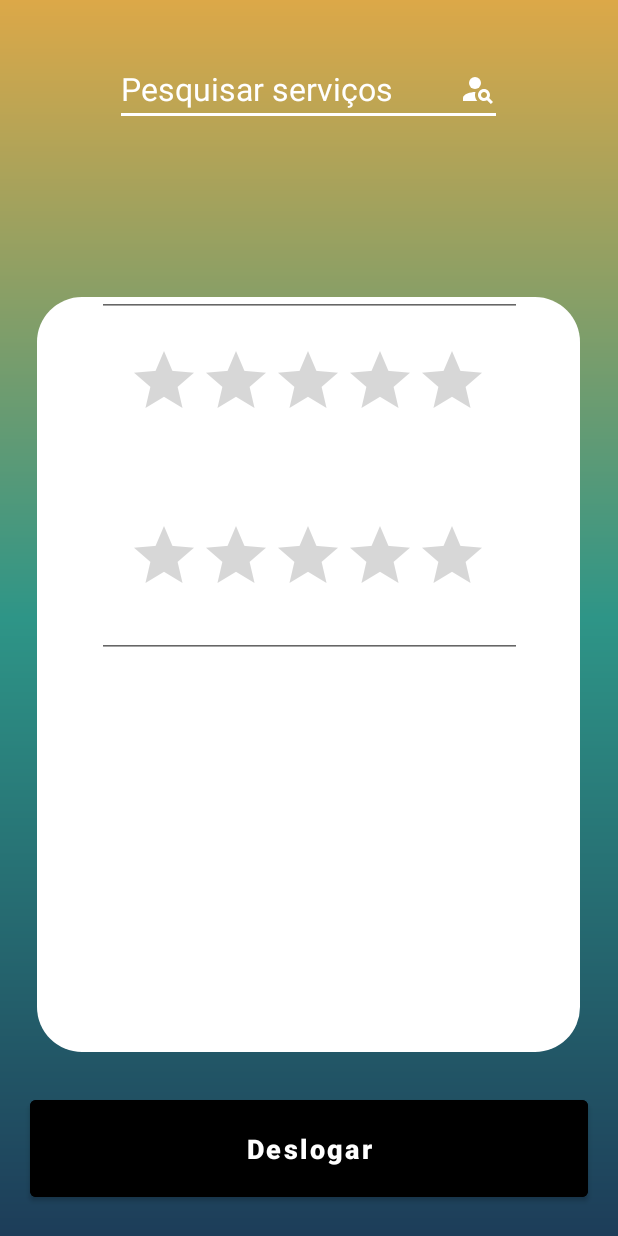
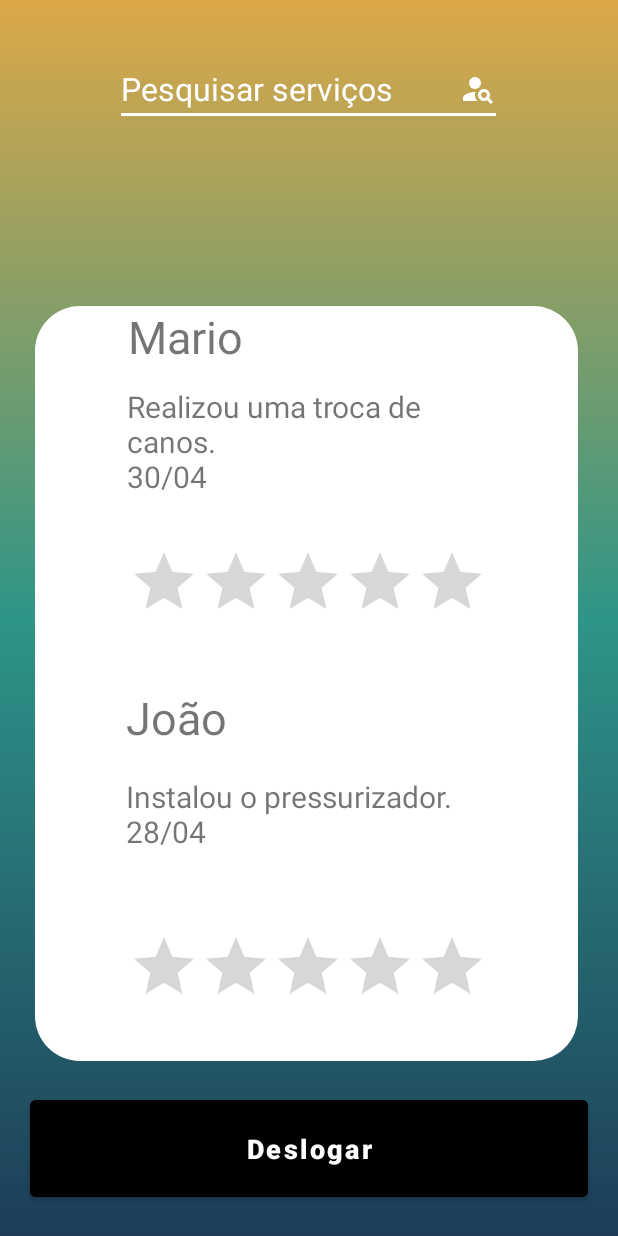
Before and after one commit to gabrielscholze-r/ObraPrima-Android, an Android app: the TelaServicosCliente screen opened directly, with no data from a screen before it, on a phone screen of 412 x 824 dp. Run offline under Robolectric (Android 15) with nearby library versions, the phone set to English and light mode, and no system bars.

Commit message:
Tela serviços alterada

```diff
--- a/app/src/main/java/com/example/meuapp/FormLogin.java
+++ b/app/src/main/java/com/example/meuapp/FormLogin.java
@@ -6,7 +6,10 @@ import android.content.Intent;
 import android.os.Bundle;
 import android.view.View;
 import android.widget.Button;
+import android.widget.EditText;
 import android.widget.TextView;
+
+import com.example.meuapp.data.Database;
 
 public class FormLogin extends AppCompatActivity {
 
@@ -19,6 +22,7 @@ public class FormLogin extends AppCompatActivity {
 
     @Override
     protected void onCreate(Bundle savedInstanceState) {
+        Database.loadDatabase();
         super.onCreate(savedInstanceState);
         setContentView(R.layout.activity_form_login);
 
@@ -29,9 +33,11 @@ public class FormLogin extends AppCompatActivity {
         bt_entrar.setOnClickListener(new View.OnClickListener() {
             public void onClick(View v) {
                 //Para testar a outra tela mudar o "TelaServicosCliente.class" por "TelaPrincipalCliente.class"
-                Intent intent = new Intent(FormLogin.this, TelaServicosCliente.class);
-                startActivity(intent);
-
+                EditText login = (EditText)findViewById(R.id.edit_email);
+                if(login.getText().toString().equals("Pedro")){
+                    Intent intent = new Intent(FormLogin.this, TelaServicosCliente.class);
+                    startActivity(intent);
+                }
             }
         });
 
--- a/app/src/main/java/com/example/meuapp/MainActivity.java
+++ b/app/src/main/java/com/example/meuapp/MainActivity.java
@@ -9,7 +9,7 @@ public class MainActivity extends AppCompatActivity {
     @Override
     protected void onCreate(Bundle savedInstanceState) {
         super.onCreate(savedInstanceState);
-        Database.loadDatabase();
+//        Database.loadDatabase();
 
         setContentView(R.layout.activity_main);
 
--- a/app/src/main/res/layout/activity_tela_servicos_cliente.xml
+++ b/app/src/main/res/layout/activity_tela_servicos_cliente.xml
@@ -20,10 +20,25 @@
             android:layout_marginBottom="16dp"
             app:layout_constraintBottom_toTopOf="@+id/bt_deslogar"
             app:layout_constraintEnd_toEndOf="parent"
-            app:layout_constraintHorizontal_bias="0.489"
+            app:layout_constraintHorizontal_bias="0.326"
             app:layout_constraintStart_toStartOf="parent"
             app:layout_constraintTop_toBottomOf="@+id/pesquisa"
-            app:layout_constraintVertical_bias="0.937" />
+            app:layout_constraintVertical_bias="1.0" />
+
+        <TextView
+            android:id="@+id/textView4"
+            android:layout_width="241dp"
+            android:layout_height="46dp"
+            android:layout_marginTop="8dp"
+            android:layout_marginBottom="13dp"
+            android:text="João"
+            android:textSize="30dp"
+            app:layout_constraintBottom_toTopOf="@+id/textView5"
+            app:layout_constraintEnd_toEndOf="@+id/containerComponents"
+            app:layout_constraintHorizontal_bias="0.504"
+            app:layout_constraintStart_toStartOf="@+id/containerComponents"
+            app:layout_constraintTop_toBottomOf="@+id/ratingBar"
+            app:layout_constraintVertical_bias="1.0" />
 
         <EditText
             android:id="@+id/pesquisa"
@@ -43,46 +58,26 @@
             app:layout_constraintStart_toStartOf="parent"
             app:layout_constraintTop_toTopOf="parent" />
 
-        <EditText
-            android:id="@+id/editText2"
-            android:layout_width="283dp"
-            android:layout_height="211dp"
-            app:layout_constraintEnd_toEndOf="parent"
-            app:layout_constraintStart_toStartOf="parent"
-            tools:layout_editor_absoluteY="136dp" />
-
         <RatingBar
             android:id="@+id/ratingBar"
             android:layout_width="wrap_content"
             android:layout_height="wrap_content"
-            android:layout_marginTop="143dp"
-            android:layout_marginBottom="35dp"
-            app:layout_constraintBottom_toBottomOf="@+id/editText2"
+            android:layout_marginTop="160dp"
             app:layout_constraintEnd_toEndOf="parent"
             app:layout_constraintHorizontal_bias="0.497"
             app:layout_constraintStart_toStartOf="parent"
             app:layout_constraintTop_toTopOf="@+id/containerComponents" />
 
-        <EditText
-            android:id="@+id/editText"
-            android:layout_width="283dp"
-            android:layout_height="211dp"
-            android:layout_marginTop="16dp"
-            app:layout_constraintEnd_toEndOf="parent"
-            app:layout_constraintStart_toStartOf="parent"
-            app:layout_constraintTop_toBottomOf="@+id/editText2" />
-
         <RatingBar
             android:id="@+id/ratingBar2"
             android:layout_width="wrap_content"
             android:layout_height="wrap_content"
-            android:layout_marginTop="119dp"
-            android:layout_marginBottom="35dp"
-            app:layout_constraintBottom_toBottomOf="@+id/editText"
+            android:layout_marginTop="170dp"
+            app:layout_constraintBottom_toBottomOf="@+id/containerComponents"
             app:layout_constraintEnd_toEndOf="parent"
             app:layout_constraintHorizontal_bias="0.497"
             app:layout_constraintStart_toStartOf="parent"
-            app:layout_constraintTop_toTopOf="@+id/editText" />
+            app:layout_constraintTop_toBottomOf="@+id/ratingBar" />
 
 
         <Button
@@ -103,8 +98,40 @@
             app:layout_constraintHorizontal_bias="0.4"
             app:layout_constraintStart_toStartOf="parent" />
 
+        <TextView
+            android:id="@+id/textView2"
+            android:layout_width="241dp"
+            android:layout_height="46dp"
+            android:text="Mario"
+            android:textSize="30dp"
+            app:layout_constraintEnd_toEndOf="@+id/containerComponents"
+            app:layout_constraintHorizontal_bias="0.512"
+            app:layout_constraintStart_toStartOf="@+id/containerComponents"
+            app:layout_constraintTop_toTopOf="@+id/containerComponents" />
 
+        <TextView
+            android:id="@+id/textView3"
+            android:layout_width="241dp"
+            android:layout_height="88dp"
+            android:layout_marginTop="7dp"
+            android:text="Realizou uma troca de canos.\n30/04"
+            android:textSize="20dp"
+            app:layout_constraintEnd_toEndOf="@+id/containerComponents"
+            app:layout_constraintHorizontal_bias="0.508"
+            app:layout_constraintStart_toStartOf="@+id/containerComponents"
+            app:layout_constraintTop_toBottomOf="@+id/textView2" />
 
+        <TextView
+            android:id="@+id/textView5"
+            android:layout_width="241dp"
+            android:layout_height="88dp"
+            android:layout_marginBottom="15dp"
+            android:text="Instalou o pressurizador.\n28/04"
+            android:textSize="20dp"
+            app:layout_constraintBottom_toTopOf="@+id/ratingBar2"
+            app:layout_constraintEnd_toEndOf="@+id/containerComponents"
+            app:layout_constraintHorizontal_bias="0.504"
+            app:layout_constraintStart_toStartOf="@+id/containerComponents" />
 
 
     </androidx.constraintlayout.widget.ConstraintLayout>
```
